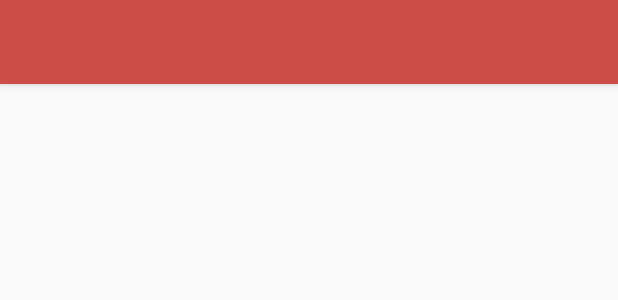
After one commit to vanreality/LT3D, an Android app: the layout toolbar.xml on its own in the app's theme, with its tools: preview values and no code run, on a phone screen of 412 x 824 dp. The commit adds this screen. Shown: the top 300 px of the screen. Run offline under Robolectric (Android 15) with nearby library versions, the phone set to English and light mode, and no system bars.

Commit message:
新增添加功能和排序功能

```diff
--- a/app/build.gradle
+++ b/app/build.gradle
@@ -10,8 +10,6 @@ android {
         versionName "1.0"
         testInstrumentationRunner "androidx.test.runner.AndroidJUnitRunner"
     }
-
-
     buildTypes {
         release {
             minifyEnabled false
@@ -22,7 +20,7 @@ android {
 
 dependencies {
     implementation 'com.squareup.retrofit2:converter-gson:2.0.2'
-    implementation 'com.squareup.retrofit2:retrofit:2.0.2'
+    implementation 'com.squareup.retrofit2:retrofit:2.4.0'
     implementation 'androidx.recyclerview:recyclerview:1.0.0'
     implementation 'com.google.code.gson:gson:2.8.5'
 
--- a/app/src/main/java/com/lt3d/MainActivity.java
+++ b/app/src/main/java/com/lt3d/MainActivity.java
@@ -12,13 +12,11 @@ import com.lt3d.fragment.LibraryFragment;
 import com.lt3d.fragment.ScanFragment;
 import com.lt3d.fragment.SettingFragment;
 
-import androidx.appcompat.app.ActionBar;
 import androidx.appcompat.app.AppCompatActivity;
 import androidx.annotation.NonNull;
 import androidx.fragment.app.Fragment;
 import androidx.fragment.app.FragmentTransaction;
 
-import android.util.Log;
 import android.view.MenuItem;
 
 import java.util.Arrays;
--- /dev/null
+++ b/app/src/main/res/drawable/ic_add_white_24dp.xml
@@ -0,0 +1,5 @@
+<vector android:height="24dp" android:tint="#ffffff"
+    android:viewportHeight="24.0" android:viewportWidth="24.0"
+    android:width="24dp" xmlns:android="http://schemas.android.com/apk/res/android">
+    <path android:fillColor="#FF000000" android:pathData="M19,13h-6v6h-2v-6H5v-2h6V5h2v6h6v2z"/>
+</vector>
--- /dev/null
+++ b/app/src/main/res/drawable/ic_sort_by_alpha_white_24dp.xml
@@ -0,0 +1,5 @@
+<vector android:height="24dp" android:tint="#ffffff"
+    android:viewportHeight="24.0" android:viewportWidth="24.0"
+    android:width="24dp" xmlns:android="http://schemas.android.com/apk/res/android">
+    <path android:fillColor="#FF000000" android:pathData="M14.94,4.66h-4.72l2.36,-2.36zM10.25,19.37h4.66l-2.33,2.33zM6.1,6.27L1.6,17.73h1.84l0.92,-2.45h5.11l0.92,2.45h1.84L7.74,6.27L6.1,6.27zM4.97,13.64l1.94,-5.18 1.94,5.18L4.97,13.64zM15.73,16.14h6.12v1.59h-8.53v-1.29l5.92,-8.56h-5.88v-1.6h8.3v1.26l-5.93,8.6z"/>
+</vector>
--- /dev/null
+++ b/app/src/main/res/layout/toolbar.xml
@@ -0,0 +1,10 @@
+<?xml version="1.0" encoding="utf-8"?>
+<Toolbar xmlns:android="http://schemas.android.com/apk/res/android"
+    xmlns:app="http://schemas.android.com/apk/res-auto"
+    android:id="@+id/toolbar"
+    android:layout_width="match_parent"
+    android:layout_height="?attr/actionBarSize"
+    android:background="?attr/colorPrimary"
+    android:elevation="4dp"
+    android:theme="@style/ThemeOverlay.AppCompat.ActionBar"
+    app:popupTheme="@style/ThemeOverlay.AppCompat.Light" />
--- a/app/src/main/res/values/strings.xml
+++ b/app/src/main/res/values/strings.xml
@@ -16,4 +16,7 @@
     <string name="disconnect">Disconnect</string>
     <string name="logoImageDescription">logo</string>
     <string name="personImageDescription">person</string>
+    <string name="add_book">add_book</string>
+    <string name="a_to_z">A to Z</string>
+    <string name="z_to_a">Z to A</string>
 </resources>
--- a/app/src/main/res/values/styles.xml
+++ b/app/src/main/res/values/styles.xml
@@ -8,4 +8,5 @@
         <item name="colorAccent">@color/colorAccent</item>
     </style>
 
+
 </resources>
```
Also changed, not shown: app/src/main/java/com/lt3d/fragment/LibraryFragment.java (+11 -0 lines), app/src/main/java/com/lt3d/tools/SortActionProvider.java (added, +39 -0 lines), app/src/main/res/menu/library_actionbar_menu.xml (+18 -5 lines).
